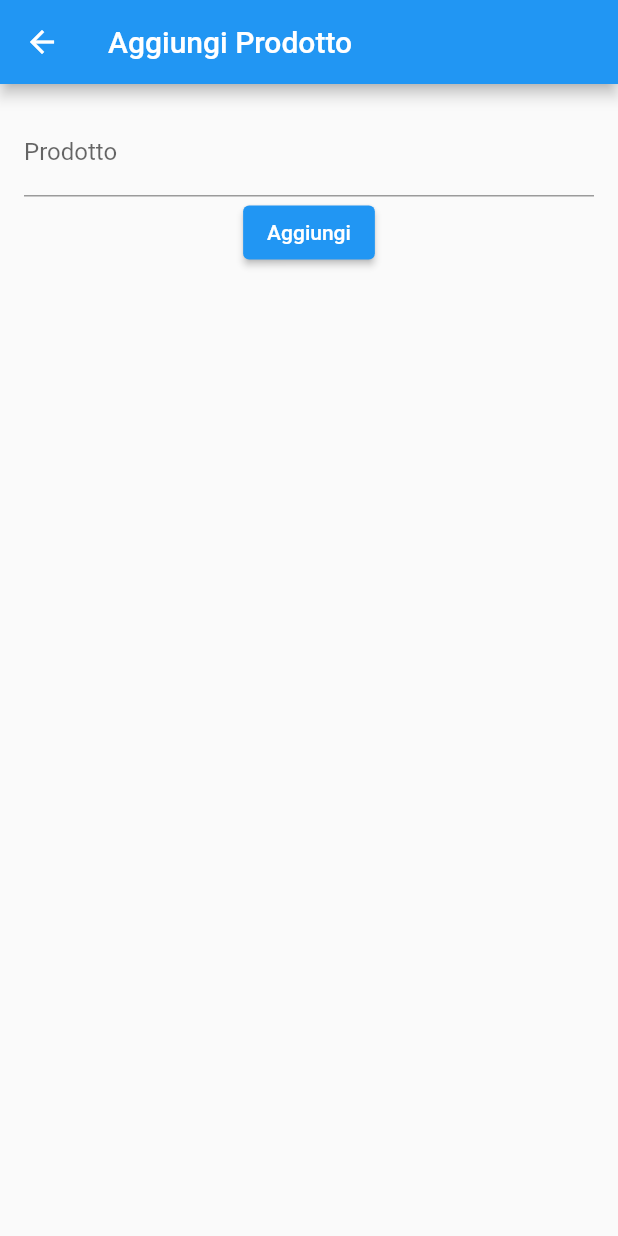
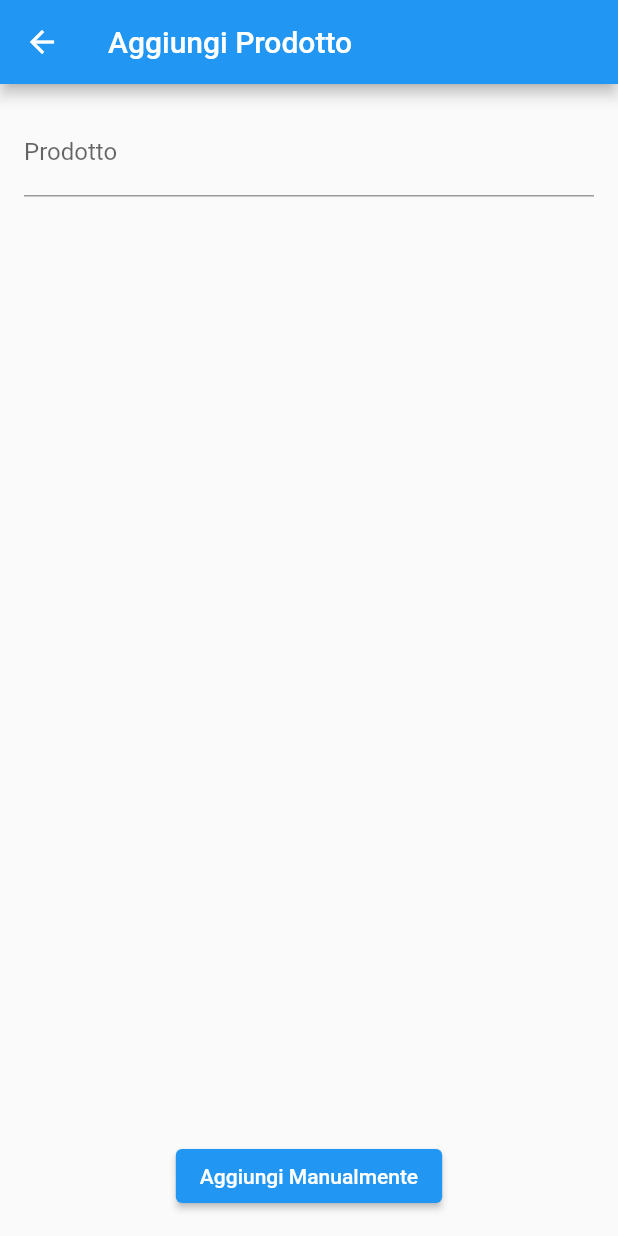
Before and after one commit to CristianCopolutti/flutter_application_1, a Flutter app: the screen it shows after launch, item 2 of the bottom bar chosen, after a tap on the "add" icon, on a phone screen of 412 x 824 dp. Run offline on Flutter 3.47's test engine with Material 2 defaults, Android fonts, the phone set to English and light mode, and no system bars.

Commit message:
update commento

```diff
--- a/lib/product.dart
+++ b/lib/product.dart
@@ -1,3 +1,11 @@
+/*
+La classe Product serve per memorizzare i prodotti che l'utente inserisce manualmente all'interno della lista della spesa;
+- descrizioneProdotto rappresenta il testo del prodotto
+- quantita rappresenta la quantità desiderata dall'utente
+- unita rappresenta la scelta tra vuoto, kg, g, l
+- comprato serve per rappresentare la checkbox
+*/
+
 class Product {
   String descrizioneProdotto;
   String quantita;
--- a/lib/spesa.dart
+++ b/lib/spesa.dart
@@ -1,32 +1,52 @@
-import 'dart:ffi';
-
+import 'dart:convert';
 import 'package:flutter/material.dart';
+import 'package:http/http.dart' as http;
 import 'package:flutter_application_1/product.dart';
 import 'package:flutter_application_1/shoppinglistprovider.dart';
 import 'package:provider/provider.dart';
 
 class SpesaScreen extends StatefulWidget {
   @override
+  /*
+  in questo modo definisco il metodo createState(), il quale restituisce un'istanza di '_SpesaScreenState, la quale è l'oggetto di stato associato alla sottoclasse di 'StatefulWidget'.
+  */
   State<StatefulWidget> createState() => _SpesaScreenState();
 }
 
 class _SpesaScreenState extends State<SpesaScreen> {
   @override
   Widget build(BuildContext context) {
+    /*
+    alla variabile shoppingItemList assegno l'istanza corrente di ShoppingListProvider.
+    */
     final shoppingItemList = Provider.of<ShoppingListProvider>(context);
+
+    /*
+    una volta ottenuta l'istanza di ShoppingListProvider è possibile accedere alle sue proprietà e metodi;
+    ottengo tramite listaProdottiSpesa la lista dei prodotti;
+    questa lista rappresenta i dati gestiti da ShoppingListProvider
+    */
+
     final shoppingItems = shoppingItemList.listaProdottiSpesa;
 
     return Scaffold(
       appBar: AppBar(
         title: Text('Lista della Spesa'),
       ),
+      /*
+      Nel body inserisco una lista scrollabile;
+      costruisce in modo dinamico gli elementi della lista
+      */
       body: ListView.builder(
-        itemCount: shoppingItems.length + 1, // Add 1 for the header row
+        itemCount: shoppingItems.length + 1,
+        /*
+        itemBuilder è una funzione di callback che viene richiamata per ogni elemento della lista
+        */
         itemBuilder: (context, index) {
           if (index == 0) {
             // Header row
             return Padding(
-              padding: EdgeInsets.only(left: 16.0), // Add left padding
+              padding: EdgeInsets.only(left: 16.0),
               child: DataTable(
                 columnSpacing: 10.0,
                 columns: const <DataColumn>[
@@ -142,9 +162,11 @@ class _SpesaScreenState extends State<SpesaScreen> {
           Navigator.push(
             context,
             MaterialPageRoute(
-              builder: (context) => AddItemScreen(aggiungiProdotto: (item) {
-                shoppingItemList.aggiungiProdotto(item);
-              }),
+              builder: (context) => AddItemScreen(
+                aggiungiProdotto: (item) {
+                  shoppingItemList.aggiungiProdotto(item);
+                },
+              ),
             ),
           );
         },
@@ -154,18 +176,38 @@ class _SpesaScreenState extends State<SpesaScreen> {
   }
 }
 
-class AddItemScreen extends StatelessWidget {
-  /*
-    dichiaro una variabile aggiungiProdotto di tipo 'Function' che accetta parametro in ingresso di tipo Product;
-    In questo caso, aggiungiProdotto è una callback o una funzione che può essere passata come argomento a un altro widget o componente.
-    La variabile aggiungiProdotto viene utilizzata come parametro nel costruttore del widget AddItemScreen; permette di passare una funzione che verrà chiamata quando viene premuto il pulsante "Aggiungi".
-  */
-
+class AddItemScreen extends StatefulWidget {
   final Function(Product) aggiungiProdotto;
 
   AddItemScreen({required this.aggiungiProdotto});
 
+  @override
+  _AddItemScreenState createState() => _AddItemScreenState();
+}
+
+class _AddItemScreenState extends State<AddItemScreen> {
   final TextEditingController _textController = TextEditingController();
+  List<String> searchResults = [];
+
+  Future<void> searchProduct(String productName) async {
+    var url = Uri.parse(
+        'https://world.openfoodfacts.org/cgi/search.pl?search_terms=$productName&search_simple=1&action=process&json=1&lc=it&lc_products=it&');
+    final response = await http.get(url);
+
+    if (response.statusCode == 200) {
+      final data = json.decode(response.body);
+      final products = data['products'] as List<dynamic>;
+      setState(() {
+        searchResults = products
+            .map((product) => product['product_name'] as String)
+            .toList();
+      });
+    } else {
+      setState(() {
+        searchResults = [];
+      });
+    }
+  }
 
   @override
   Widget build(BuildContext context) {
@@ -179,18 +221,39 @@ class AddItemScreen extends StatelessWidget {
           children: [
             TextField(
               controller: _textController,
+              onChanged: (value) {
+                searchProduct(value);
+              },
               decoration: InputDecoration(labelText: 'Prodotto'),
             ),
+            Expanded(
+              child: ListView.builder(
+                itemCount: searchResults.length,
+                itemBuilder: (context, index) {
+                  final productName = searchResults[index];
+                  return ListTile(
+                    title: Text(productName),
+                    onTap: () {
+                      widget.aggiungiProdotto(
+                          Product(descrizioneProdotto: productName));
+                      Navigator.pop(context);
+                    },
+                  );
+                },
+              ),
+            ),
+            SizedBox(height: 16.0),
             ElevatedButton(
               onPressed: () {
-                final String prodotto = _textController.text.trim();
-                if (prodotto.isNotEmpty) {
-                  aggiungiProdotto(Product(descrizioneProdotto: prodotto));
+                final String productName = _textController.text.trim();
+                if (productName.isNotEmpty) {
+                  widget.aggiungiProdotto(
+                      Product(descrizioneProdotto: productName));
+                  Navigator.pop(context);
                 }
-                Navigator.pop(context);
               },
-              child: Text('Aggiungi'),
-            )
+              child: Text('Aggiungi Manualmente'),
+            ),
           ],
         ),
       ),
--- a/pubspec.yaml
+++ b/pubspec.yaml
@@ -31,11 +31,13 @@ dependencies:
   flutter:
     sdk: flutter
   provider: ^6.0.0
+  http: ^0.13.5
 
 
   # The following adds the Cupertino Icons font to your application.
   # Use with the CupertinoIcons class for iOS style icons.
   cupertino_icons: ^1.0.2
+  openfoodfacts: ^2.6.0
 
 dev_dependencies:
   flutter_test:
```
Also changed, not shown: lib/prodottoDispensa.dart (added, +16 -0 lines), pubspec.lock.
